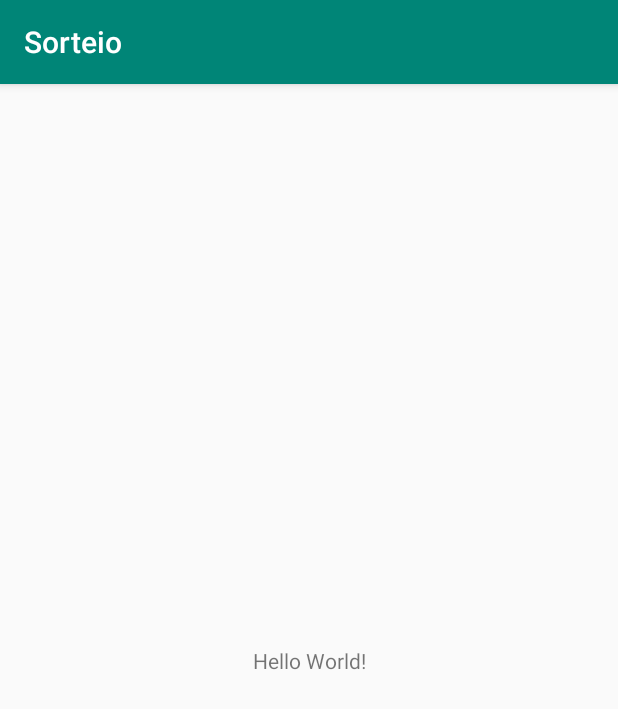
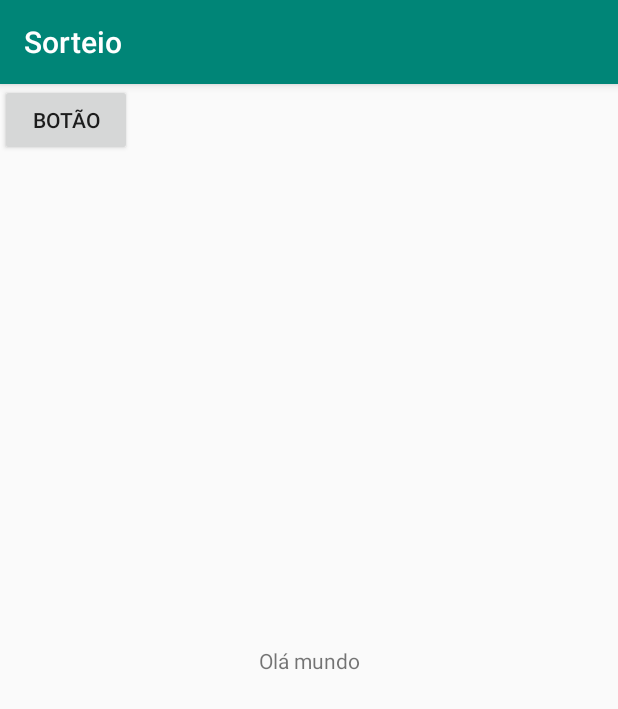
Before and after one commit to RafaelHB7/Sorteio, an Android app: the screen it shows after launch (MainActivity), on a phone screen of 412 x 824 dp. Shown: the top 709 px of the screen. Run offline under Robolectric (Android 15) with nearby library versions, the phone set to English and light mode, and no system bars.

Commit message:
Tradução e adicionei um botao

```diff
--- a/app/src/main/res/layout/activity_main.xml
+++ b/app/src/main/res/layout/activity_main.xml
@@ -9,10 +9,18 @@
     <TextView
         android:layout_width="wrap_content"
         android:layout_height="wrap_content"
-        android:text="Hello World!"
+        android:text="Olá mundo"
         app:layout_constraintBottom_toBottomOf="parent"
         app:layout_constraintLeft_toLeftOf="parent"
         app:layout_constraintRight_toRightOf="parent"
         app:layout_constraintTop_toTopOf="parent" />
 
+    <Button
+        android:id="@+id/button"
+        android:layout_width="wrap_content"
+        android:layout_height="wrap_content"
+        android:text="Botão"
+        tools:layout_editor_absoluteX="160dp"
+        tools:layout_editor_absoluteY="634dp" />
+
 </androidx.constraintlayout.widget.ConstraintLayout>
```
